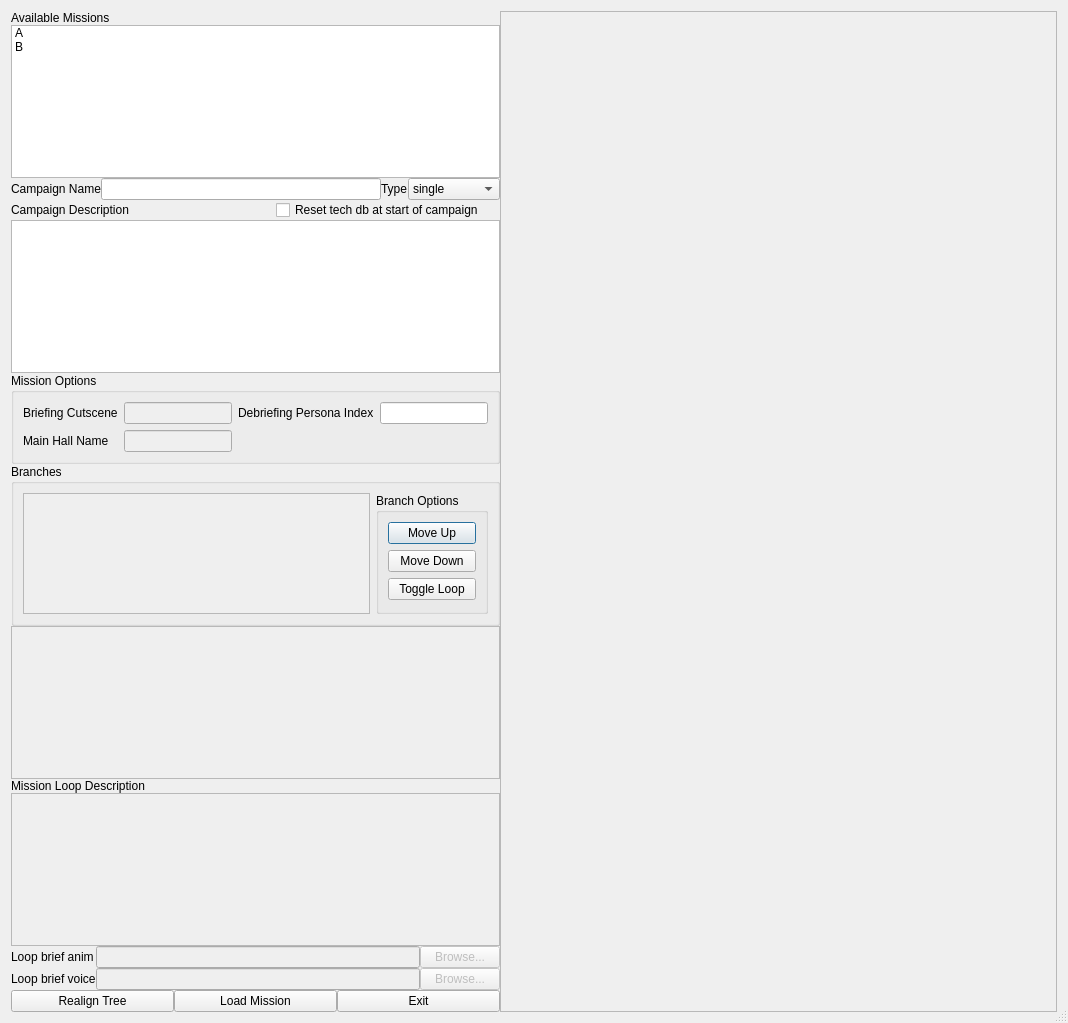
This is qtfred/ui/CampaignEditorDialog.ui in the-maddin/fs2open.github.com as Qt 5 draws it before an edit. The edited form follows.
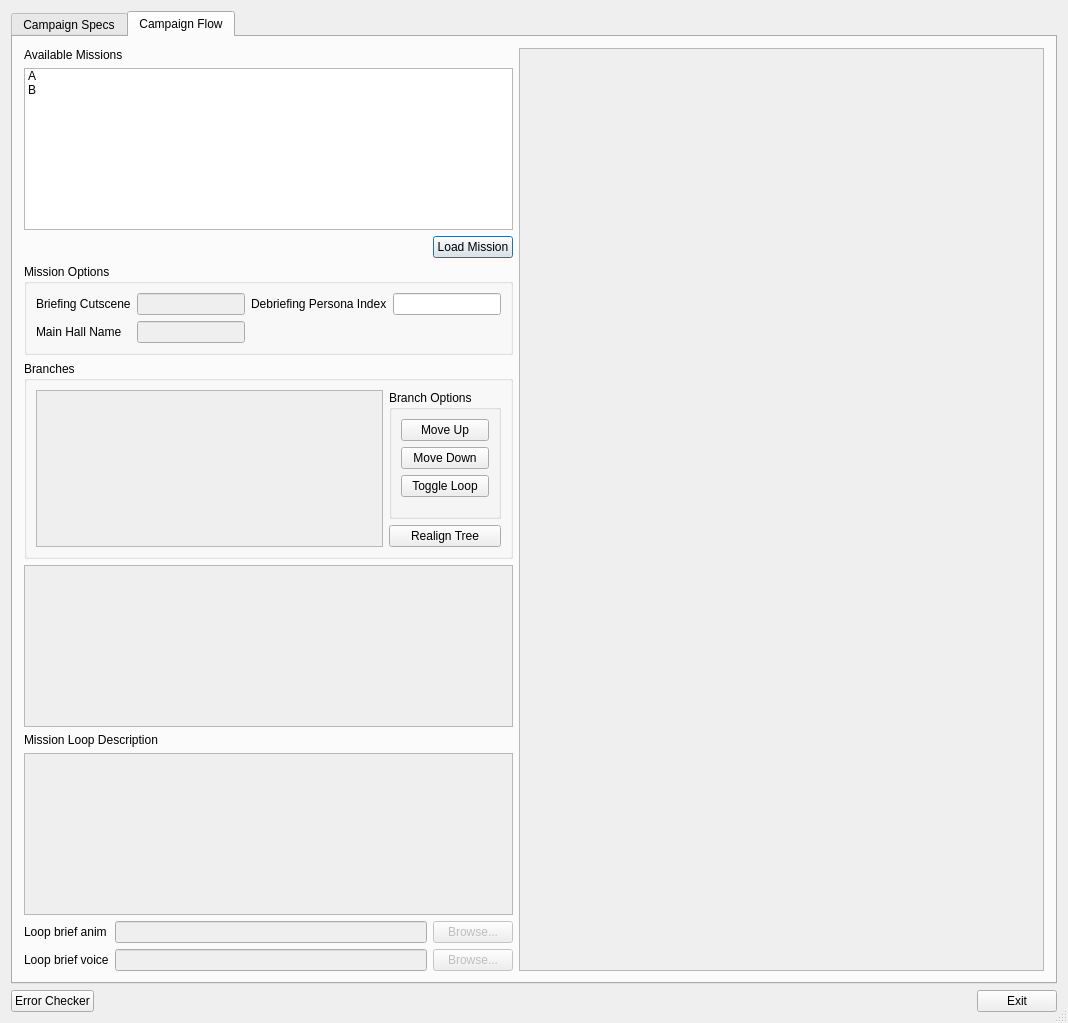
This is the edited form. The open tabs and pages were chosen to show the change.

Commit message: alternative layout

```diff
--- a/qtfred/ui/CampaignEditorDialog.ui
+++ b/qtfred/ui/CampaignEditorDialog.ui
@@ -22,71 +22,17 @@
   <property name="modal">
    <bool>true</bool>
   </property>
-  <layout class="QVBoxLayout" name="mainLayout">
-   <property name="spacing">
+  <layout class="QVBoxLayout" name="windowLayout">
+   <item>
+    <widget class="QTabWidget" name="mainTabs">
+     <property name="currentIndex">
     <number>0</number>
    </property>
-   <property name="leftMargin">
-    <number>0</number>
-   </property>
-   <property name="topMargin">
-    <number>0</number>
-   </property>
-   <property name="rightMargin">
-    <number>0</number>
-   </property>
-   <property name="bottomMargin">
-    <number>0</number>
-   </property>
-   <item>
-    <layout class="QHBoxLayout" name="contentLayout" stretch="0,1">
-     <property name="leftMargin">
-      <number>11</number>
-     </property>
-     <property name="topMargin">
-      <number>11</number>
-     </property>
-     <property name="rightMargin">
-      <number>11</number>
-     </property>
-     <property name="bottomMargin">
-      <number>11</number>
-     </property>
-     <item>
-      <layout class="QVBoxLayout" name="editorControls" stretch="0,0,0,0,0,0,0,0,0,0,0,0,1">
-       <item>
-        <widget class="QLabel" name="lblMissions">
-         <property name="text">
-          <string>Available Missions</string>
-         </property>
-        </widget>
-       </item>
-       <item>
-        <widget class="QListWidget" name="listMissions">
-         <property name="sizePolicy">
-          <sizepolicy hsizetype="MinimumExpanding" vsizetype="Preferred">
-           <horstretch>0</horstretch>
-           <verstretch>0</verstretch>
-          </sizepolicy>
-         </property>
-         <property name="autoScrollMargin">
-          <number>16</number>
-         </property>
-         <property name="editTriggers">
-          <set>QAbstractItemView::NoEditTriggers</set>
-         </property>
-         <item>
-          <property name="text">
-           <string>A</string>
-          </property>
-         </item>
-         <item>
-          <property name="text">
-           <string>B</string>
-          </property>
-         </item>
-        </widget>
-       </item>
+     <widget class="QWidget" name="campaignSpecs">
+      <attribute name="title">
+       <string>Campaign Specs</string>
+      </attribute>
+      <layout class="QVBoxLayout" name="verticalLayout_2">
        <item>
         <layout class="QHBoxLayout" name="spec1">
          <item>
@@ -175,6 +121,124 @@
         </widget>
        </item>
        <item>
+        <layout class="QGridLayout" name="gridLayout_2">
+         <item row="1" column="0">
+          <widget class="QListWidget" name="lstShips"/>
+         </item>
+         <item row="1" column="1">
+          <widget class="QListWidget" name="lstWeapons"/>
+         </item>
+         <item row="0" column="0">
+          <widget class="QLabel" name="lblShips">
+           <property name="text">
+            <string>Initially Available Ships</string>
+           </property>
+          </widget>
+         </item>
+         <item row="0" column="1">
+          <widget class="QLabel" name="lblWeapons">
+           <property name="text">
+            <string>Initially Available Weapons</string>
+           </property>
+          </widget>
+         </item>
+        </layout>
+       </item>
+       <item>
+        <spacer name="verticalSpacer">
+         <property name="orientation">
+          <enum>Qt::Vertical</enum>
+         </property>
+         <property name="sizeHint" stdset="0">
+          <size>
+           <width>20</width>
+           <height>40</height>
+          </size>
+         </property>
+        </spacer>
+       </item>
+      </layout>
+     </widget>
+     <widget class="QWidget" name="campaignFlow">
+      <property name="whatsThis">
+       <string/>
+      </property>
+      <attribute name="title">
+       <string>Campaign Flow</string>
+      </attribute>
+      <layout class="QHBoxLayout" name="campaignGraphLayout" stretch="0,1">
+       <property name="leftMargin">
+        <number>11</number>
+       </property>
+       <property name="topMargin">
+        <number>11</number>
+       </property>
+       <property name="rightMargin">
+        <number>11</number>
+       </property>
+       <property name="bottomMargin">
+        <number>11</number>
+       </property>
+       <item>
+        <layout class="QVBoxLayout" name="editorControls" stretch="0,0,0,0,0,0,0,0,0,1">
+         <item>
+          <widget class="QLabel" name="lblMissions">
+           <property name="text">
+            <string>Available Missions</string>
+           </property>
+          </widget>
+         </item>
+         <item>
+          <widget class="QListWidget" name="listMissions">
+           <property name="sizePolicy">
+            <sizepolicy hsizetype="MinimumExpanding" vsizetype="Preferred">
+             <horstretch>0</horstretch>
+             <verstretch>0</verstretch>
+            </sizepolicy>
+           </property>
+           <property name="autoScrollMargin">
+            <number>16</number>
+           </property>
+           <property name="editTriggers">
+            <set>QAbstractItemView::NoEditTriggers</set>
+           </property>
+           <item>
+            <property name="text">
+             <string>A</string>
+            </property>
+           </item>
+           <item>
+            <property name="text">
+             <string>B</string>
+            </property>
+           </item>
+          </widget>
+         </item>
+         <item>
+          <layout class="QHBoxLayout" name="layoutLoadMission">
+           <item>
+            <spacer name="horizontalSpacer_3">
+             <property name="orientation">
+              <enum>Qt::Horizontal</enum>
+             </property>
+             <property name="sizeHint" stdset="0">
+              <size>
+               <width>40</width>
+               <height>20</height>
+              </size>
+             </property>
+            </spacer>
+           </item>
+           <item>
+            <widget class="QPushButton" name="btnLoadMission">
+             <property name="text">
+              <string>Load Mission</string>
+             </property>
+            </widget>
+           </item>
+          </layout>
+         </item>
+         <item>
         <widget class="QGroupBox" name="missionOptions">
          <property name="title">
           <string>Mission Options</string>
@@ -247,13 +311,15 @@
               <rect>
                <x>0</x>
                <y>0</y>
-               <width>452</width>
-               <height>162</height>
+                 <width>415</width>
+                 <height>178</height>
               </rect>
              </property>
             </widget>
            </widget>
           </item>
+            <item>
+             <layout class="QVBoxLayout" name="branchControls">
           <item>
            <widget class="QGroupBox" name="branchOptions">
             <property name="title">
@@ -297,6 +363,15 @@
             </layout>
            </widget>
           </item>
+              <item>
+               <widget class="QPushButton" name="btnRealign">
+                <property name="text">
+                 <string>Realign Tree</string>
+                </property>
+               </widget>
+              </item>
+             </layout>
+            </item>
          </layout>
         </widget>
        </item>
@@ -385,31 +460,6 @@
          </item>
         </layout>
        </item>
-       <item>
-        <layout class="QHBoxLayout" name="editorMainControls">
-         <item>
-          <widget class="QPushButton" name="btnLoadMission">
-           <property name="text">
-            <string>Realign Tree</string>
-           </property>
-          </widget>
-         </item>
-         <item>
-          <widget class="QPushButton" name="btnRealign">
-           <property name="text">
-            <string>Load Mission</string>
-           </property>
-          </widget>
-         </item>
-         <item>
-          <widget class="QPushButton" name="btnExit">
-           <property name="text">
-            <string>Exit</string>
-           </property>
-          </widget>
-         </item>
-        </layout>
-       </item>
        <item>
         <spacer name="spaceBottom">
          <property name="orientation">
@@ -435,11 +485,44 @@
          <rect>
           <x>0</x>
           <y>0</y>
-          <width>405</width>
-          <height>997</height>
+            <width>429</width>
+            <height>913</height>
          </rect>
         </property>
        </widget>
+        </widget>
+       </item>
+      </layout>
+     </widget>
+    </widget>
+   </item>
+   <item>
+    <layout class="QHBoxLayout" name="mainControls">
+     <item>
+      <widget class="QPushButton" name="btnErrorChecker">
+       <property name="text">
+        <string>Error Checker</string>
+       </property>
+      </widget>
+     </item>
+     <item>
+      <spacer name="horizontalSpacer_2">
+       <property name="orientation">
+        <enum>Qt::Horizontal</enum>
+       </property>
+       <property name="sizeHint" stdset="0">
+        <size>
+         <width>40</width>
+         <height>20</height>
+        </size>
+       </property>
+      </spacer>
+     </item>
+     <item>
+      <widget class="QPushButton" name="btnExit">
+       <property name="text">
+        <string>Exit</string>
+       </property>
       </widget>
      </item>
     </layout>
```
Left out of the diff: 49 changed lines with no effect on the pictures. Lines whose indentation alone changed are shown as unchanged. The commit also changes 2 other files.
